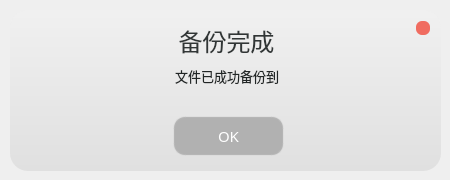
First picture: the form in py/ui_finish.ui, repository chflame163/backup_tool, before the edit.
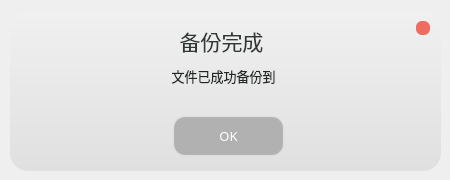
Second picture: the form after the edit. Icons and pictures are not drawn.

The edit to the form file:
```diff
--- a/py/ui_finish.ui
+++ b/py/ui_finish.ui
@@ -186,7 +186,7 @@
     <property name="font">
      <font>
       <family>Microsoft YaHei</family>
-      <pointsize>11</pointsize>
+      <pointsize>10</pointsize>
      </font>
     </property>
     <property name="styleSheet">
@@ -212,16 +212,16 @@
    <widget class="QLabel" name="lab_title">
     <property name="geometry">
      <rect>
-      <x>126</x>
+      <x>26</x>
       <y>13</y>
-      <width>181</width>
+      <width>371</width>
       <height>36</height>
      </rect>
     </property>
     <property name="font">
      <font>
       <family>Microsoft YaHei</family>
-      <pointsize>18</pointsize>
+      <pointsize>16</pointsize>
      </font>
     </property>
     <property name="styleSheet">
@@ -237,10 +237,10 @@
    <widget class="QLabel" name="lab_prompt">
     <property name="geometry">
      <rect>
-      <x>20</x>
-      <y>54</y>
-      <width>394</width>
-      <height>41</height>
+      <x>13</x>
+      <y>44</y>
+      <width>401</width>
+      <height>61</height>
      </rect>
     </property>
     <property name="font">
```
